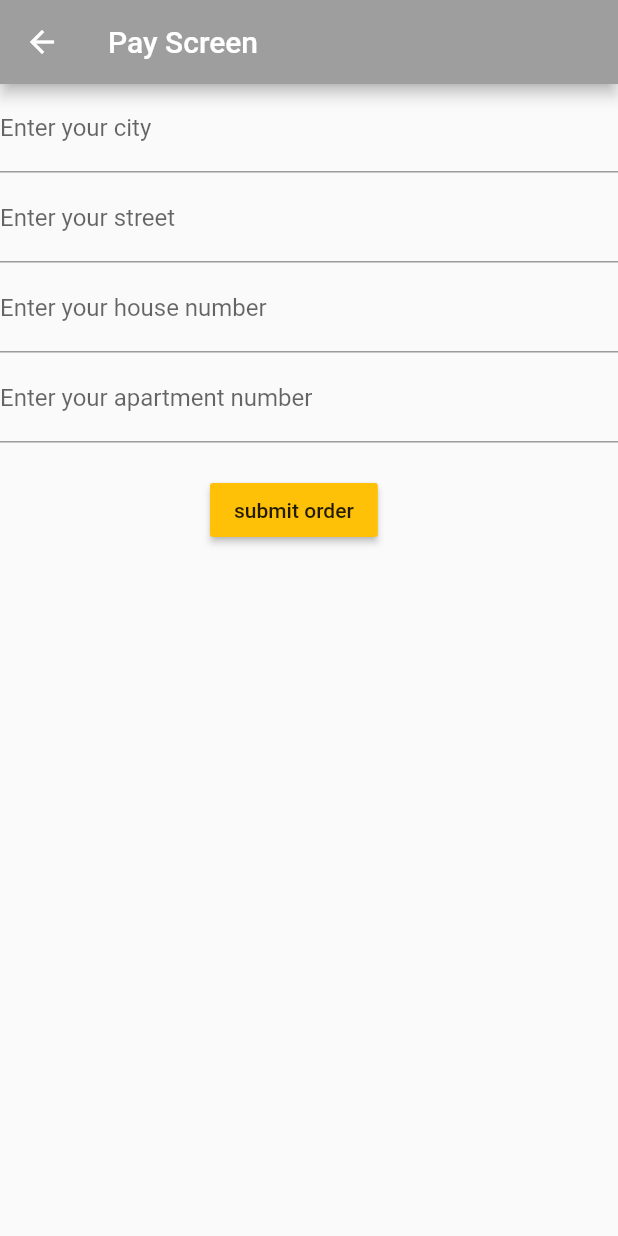
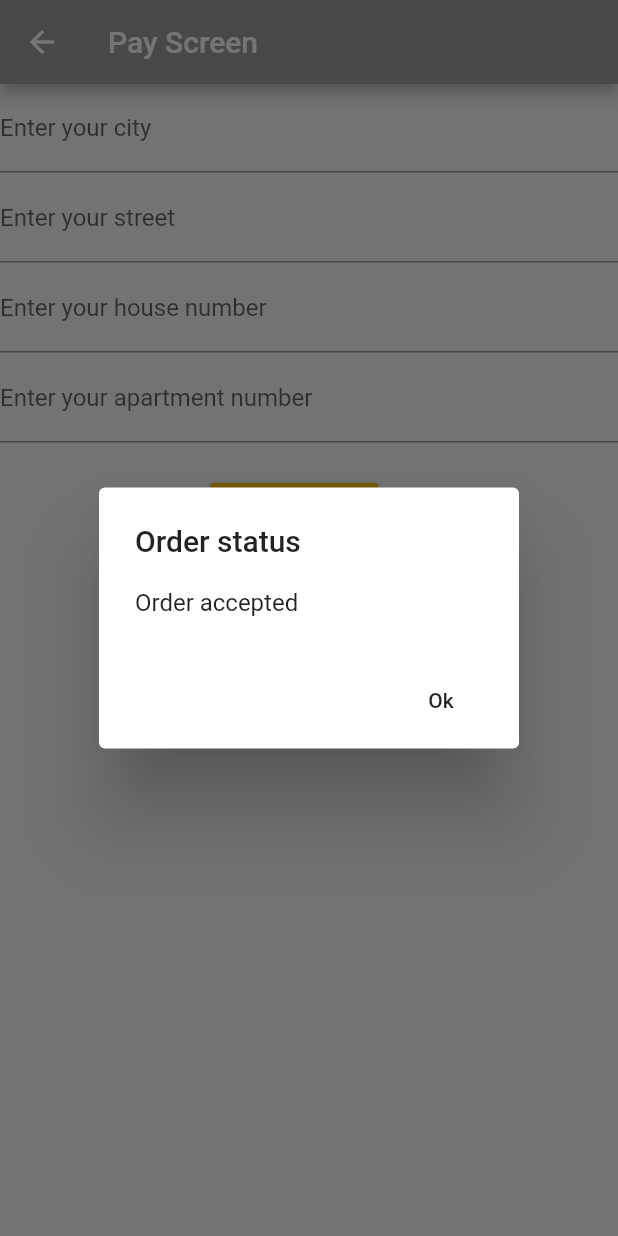
Before and after one commit to ghost000/SuperPizza, a Flutter app: the PayScreen screen opened directly, after a tap on "submit order", on a phone screen of 412 x 824 dp. Run offline on Flutter 3.47's test engine with Material 2 defaults, Android fonts, the phone set to English and light mode, and no system bars.

Commit message:
add subbmit screen and PersonalData class

```diff
--- /dev/null
+++ b/superpizza/lib/model/PersonalDate.dart
@@ -0,0 +1,9 @@
+class PersonalDate{
+
+ String city;
+ String street;
+ String houseNumber;
+String apartmentNumber;
+
+
+}
--- a/superpizza/lib/screens/EndScreen.dart
+++ /dev/null
@@ -1,73 +0,0 @@
- import 'package:flutter/material.dart';
-
-class EndScreen extends StatefulWidget {
-  @override
-  _EndScreenState createState() => new _EndScreenState();
-}
-
-class _EndScreenState extends State<EndScreen> {
- @override
-  Widget build(BuildContext context) {
-    return new Scaffold(
-      appBar: new AppBar(
-        backgroundColor: Colors.grey,
-        title: new Text("Pay Screen"),
-      ),
-      body: new Stack(
-        children: <Widget>[
-          new Padding(
-            padding:
-                const EdgeInsets.symmetric(vertical: 260.0, horizontal: 140.0),
-            child: new RaisedButton(
-              color: Colors.amber,
-              onPressed: () {
-                //print(myController.text);
-                // If the form is valid, we want to show a Snackbar
-                // Navigate back to first screen when tapped!
-              },
-              child: new Text('submit order'),
-            ),
-          ),
-          new Padding(
-              padding: const EdgeInsets.symmetric(vertical: 0.0),
-              child: new TextField(
-                onChanged: (String text) {
-                  //s1 = text;
-                },
-                //controller: myController,
-                decoration: new InputDecoration(labelText: 'Enter your city'),
-              )),
-          new Padding(
-              padding: const EdgeInsets.symmetric(vertical: 60.0),
-              child: new TextField(
-                onChanged: (String text) {
-                  //s2 = text;
-                },
-                //controller: myController2,
-                decoration: new InputDecoration(labelText: 'Enter your street'),
-              )),
-          new Padding(
-              padding: const EdgeInsets.symmetric(vertical: 120.0),
-              child: new TextField(
-                onChanged: (String text) {
-                  //s3 = text;
-                },
-                //controller: myController3,
-                decoration:
-                    new InputDecoration(labelText: 'Enter your house number'),
-              )),
-          new Padding(
-              padding: const EdgeInsets.symmetric(vertical: 180.0),
-              child: new TextField(
-                onChanged: (String text) {
-                  //s4 = text;
-                },
-                //controller: myController4,
-                decoration: new InputDecoration(
-                    labelText: 'Enter your apartment number'),
-              )),
-        ],
-      ),
-    );
-  }
-}
--- a/superpizza/lib/screens/PayScreen.dart
+++ b/superpizza/lib/screens/PayScreen.dart
@@ -1,6 +1,6 @@
 import 'package:flutter/material.dart';
-import 'package:superpizza/screens/EndScreen.dart';
 
+import 'package:superpizza/model/PersonalDate.dart';
 
 class PayScreen extends StatefulWidget {
   @override
@@ -8,7 +8,6 @@ class PayScreen extends StatefulWidget {
 }
 
 class _PayScreenState extends State<PayScreen> {
-
   // @override
   // void dispose() {
   //   // Clean up the controller when the Widget is disposed
@@ -18,22 +17,17 @@ class _PayScreenState extends State<PayScreen> {
   //   myController4.dispose();
   // }
 
-  String s1 = "";
-  String s2 = "";
-  String s3 = "";
-  String s4 = "";
+  PersonalDate personalDate = new PersonalDate();
   final TextEditingController myController = new TextEditingController();
   final TextEditingController myController2 = new TextEditingController();
   final TextEditingController myController3 = new TextEditingController();
   final TextEditingController myController4 = new TextEditingController();
-
 
   @override
   Widget build(BuildContext context) {
     return new Scaffold(
       appBar: new AppBar(
         backgroundColor: Colors.grey,
-
         title: new Text("Pay Screen"),
       ),
       body: new Stack(
@@ -44,11 +38,26 @@ class _PayScreenState extends State<PayScreen> {
             child: new RaisedButton(
               color: Colors.amber,
               onPressed: () {
-                Navigator.push(
-                  context,
-                  new MaterialPageRoute(
-                      builder: (context) => new EndScreen()),
+                //print(this.personalDate.city);
+                showDialog(
+                  context: context,
+                  child: new AlertDialog(
+                    title: const Text("Order status"),
+                    content: Text("Order accepted"),
+                    actions: [
+                      new FlatButton(
+                        child: const Text("Ok"),
+                        onPressed: () => Navigator.pop(context),
+                      ),
+                    ],
+                  ),
                 );
+
+                // Navigator.push(
+                //   context,
+                //   new MaterialPageRoute(
+                //       builder: (context) => new EndScreen()),
+                // );
                 // If the form is valid, we want to show a Snackbar
                 // Navigate back to first screen when tapped!
               },
@@ -59,7 +68,7 @@ class _PayScreenState extends State<PayScreen> {
               padding: const EdgeInsets.symmetric(vertical: 0.0),
               child: new TextField(
                 onChanged: (String text) {
-                  s1 = text;
+                  this.personalDate.city = text;
                 },
                 controller: myController,
                 decoration: new InputDecoration(labelText: 'Enter your city'),
@@ -68,7 +77,7 @@ class _PayScreenState extends State<PayScreen> {
               padding: const EdgeInsets.symmetric(vertical: 60.0),
               child: new TextField(
                 onChanged: (String text) {
-                  s2 = text;
+                  personalDate.street = text;
                 },
                 controller: myController2,
                 decoration: new InputDecoration(labelText: 'Enter your street'),
@@ -77,7 +86,7 @@ class _PayScreenState extends State<PayScreen> {
               padding: const EdgeInsets.symmetric(vertical: 120.0),
               child: new TextField(
                 onChanged: (String text) {
-                  s3 = text;
+                  personalDate.houseNumber = text;
                 },
                 controller: myController3,
                 decoration:
@@ -87,7 +96,7 @@ class _PayScreenState extends State<PayScreen> {
               padding: const EdgeInsets.symmetric(vertical: 180.0),
               child: new TextField(
                 onChanged: (String text) {
-                  s4 = text;
+                  personalDate.apartmentNumber = text;
                 },
                 controller: myController4,
                 decoration: new InputDecoration(
```
